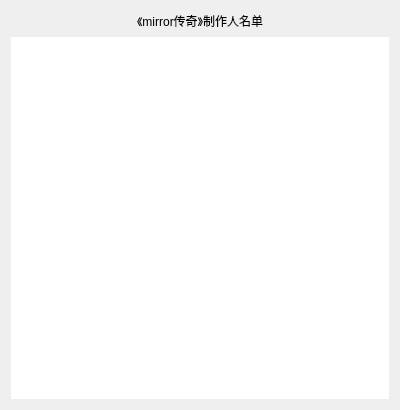
The window that code/mirror/about.ui (simon0xia/mirror) describes before a commit, drawn with Qt 5.
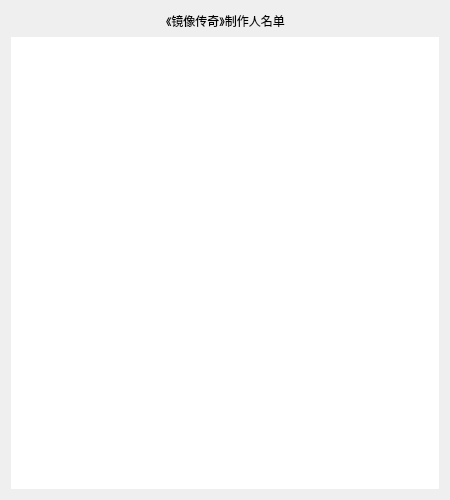
The same window after the commit.

Diff of the .ui file:
```diff
--- a/code/mirror/about.ui
+++ b/code/mirror/about.ui
@@ -6,8 +6,8 @@
    <rect>
     <x>0</x>
     <y>0</y>
-    <width>400</width>
-    <height>410</height>
+    <width>450</width>
+    <height>500</height>
    </rect>
   </property>
   <property name="windowTitle">
@@ -32,7 +32,7 @@
      <item>
       <widget class="QLabel" name="label">
        <property name="text">
-        <string>《mirror传奇》制作人名单</string>
+        <string>《镜像传奇》制作人名单</string>
        </property>
       </widget>
      </item>
@@ -53,6 +53,9 @@
    </item>
    <item row="1" column="0">
     <widget class="QTextEdit" name="edit_display">
+     <property name="styleSheet">
+      <string notr="true">color: rgba(0, 255, 127, 255);</string>
+     </property>
      <property name="frameShape">
       <enum>QFrame::NoFrame</enum>
      </property>
```
